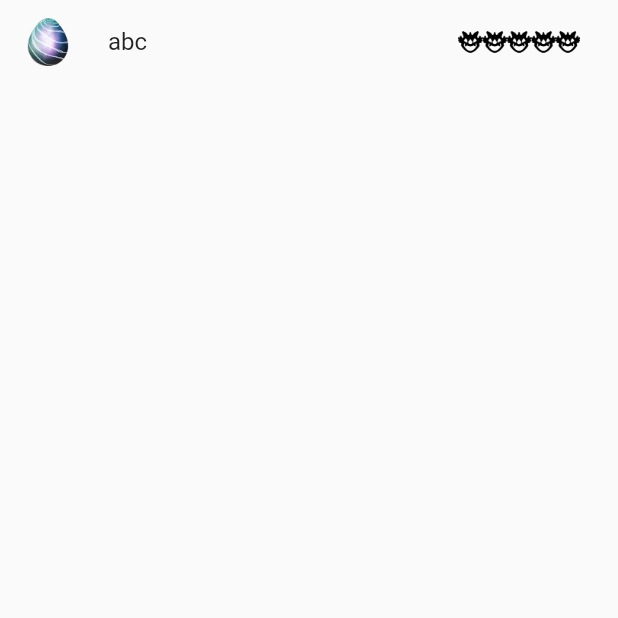
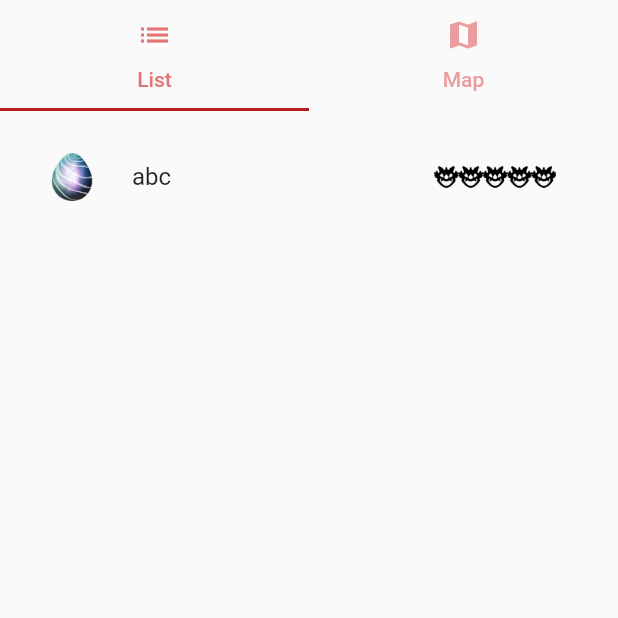
Before and after one commit to ezelking/Go-Coordinator, a Flutter app: the screen it shows after launch, on a phone screen of 412 x 824 dp, the top half of it. Run offline on Flutter 3.47's test engine with Material 2 defaults, Android fonts, the phone set to English and light mode, and no system bars.

Commit message:
Tabbed raid page created to switch from list to map view

```diff
--- a/flutter_app/lib/main.dart
+++ b/flutter_app/lib/main.dart
@@ -1,6 +1,7 @@
 import 'package:flutter/material.dart';
 import 'package:pogo/providers/raid_provider.dart';
 import 'package:pogo/screens/raid_list_page.dart';
+import 'package:pogo/screens/raid_page.dart';
 import 'package:provider/provider.dart';
 
 void main() {
@@ -20,9 +21,8 @@ class MyApp extends StatelessWidget {
           primarySwatch: Colors.blue,
           visualDensity: VisualDensity.adaptivePlatformDensity,
         ),
-        home: RaidListPage(),
-        initialRoute: RaidListPage.id,
-        routes: {RaidListPage.id: (context) => RaidListPage()},
+        initialRoute: RaidPage.id,
+        routes: {RaidPage.id: (context) => RaidPage()},
       ),
     );
   }
--- a/flutter_app/lib/screens/raid_map_page.dart
+++ b/flutter_app/lib/screens/raid_map_page.dart
@@ -0,0 +1,8 @@
+import 'package:flutter/cupertino.dart';
+
+class RaidMapPage extends StatelessWidget {
+  @override
+  Widget build(BuildContext context) {
+    return Container();
+  }
+}
--- /dev/null
+++ b/flutter_app/lib/screens/raid_page.dart
@@ -0,0 +1,59 @@
+import 'package:flutter/cupertino.dart';
+import 'package:flutter/material.dart';
+import 'package:pogo/screens/raid_list_page.dart';
+import 'package:pogo/screens/raid_map_page.dart';
+
+class RaidPage extends StatelessWidget {
+  static String id = 'RaidPage';
+  @override
+  Widget build(BuildContext context) {
+    return DefaultTabController(
+      length: choices.length,
+      child: SafeArea(
+        child: Scaffold(
+          appBar: TabBar(
+            indicatorColor: Colors.red[900],
+            labelColor: Colors.red[300],
+            tabs: choices.map((Choice choice) {
+              return Tab(
+                text: choice.title,
+                icon: Icon(choice.icon),
+              );
+            }).toList(),
+          ),
+          body: TabBarView(
+            children: choices.map((Choice choice) {
+              return Padding(
+                padding: const EdgeInsets.all(16.0),
+                child: RaidView(choice: choice),
+              );
+            }).toList(),
+          ),
+        ),
+      ),
+    );
+  }
+}
+
+class Choice {
+  const Choice({this.title, this.icon});
+
+  final String title;
+  final IconData icon;
+}
+
+const List<Choice> choices = const <Choice>[
+  const Choice(title: 'List', icon: Icons.list),
+  const Choice(title: 'Map', icon: Icons.map),
+];
+
+class RaidView extends StatelessWidget {
+  const RaidView({Key key, this.choice}) : super(key: key);
+
+  final Choice choice;
+
+  @override
+  Widget build(BuildContext context) {
+    return (choice.title == 'Map') ? RaidMapPage() : RaidListPage();
+  }
+}
```
